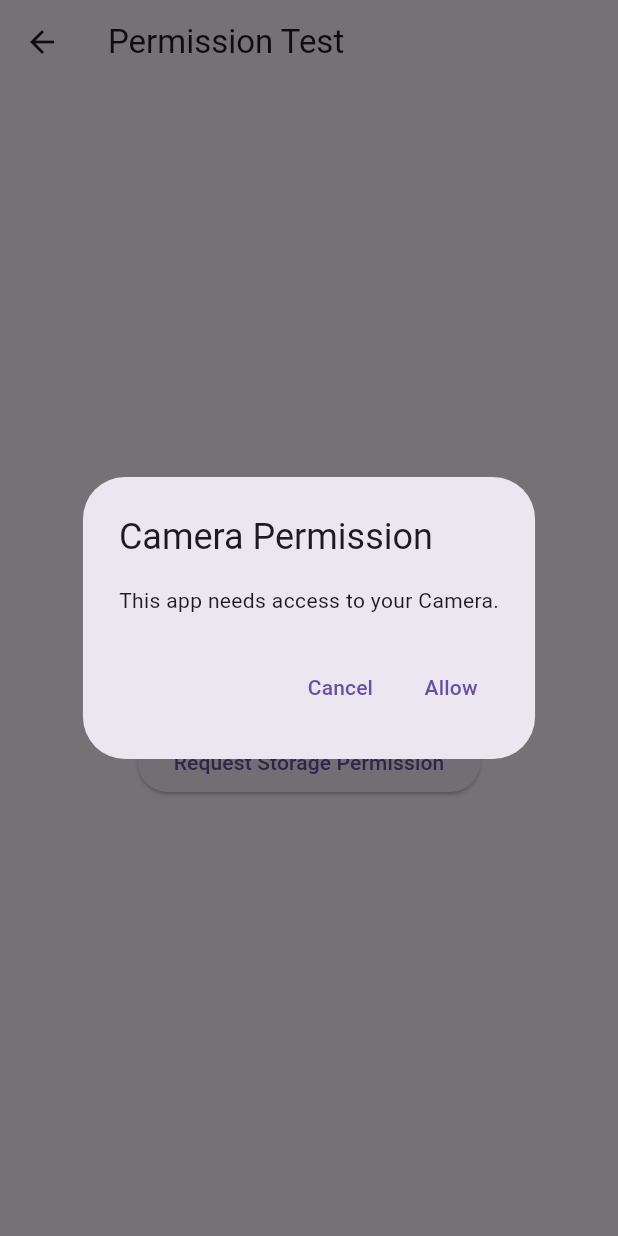
After one commit to Vignesh-Selvaraj-1999/POC_Mock_Application, a Flutter app: the PermissionTestPage screen opened by its route, after a tap on "Request Camera Permission", on a phone screen of 412 x 824 dp. The commit adds this screen. Run offline on Flutter 3.47's test engine with Material 3 defaults, Android fonts, the light colour scheme and no system bars; our stand-ins replace permission_handler.

Commit message:
updated permission dialog component

```diff
--- /dev/null
+++ b/lib/components/permission_component/permision_component.dart
@@ -0,0 +1,112 @@
+// lib/widgets/permission_request_dialog.dart
+
+import 'package:flutter/material.dart';
+import 'package:permission_handler/permission_handler.dart';
+
+/// List all permissions your app may request.
+enum AppPermission {
+  camera,
+  microphone,
+  location,
+  photos,
+  storage,
+  notifications,
+  contacts,
+}
+
+/// Maps your enum to the permission_handler Permission.
+Permission _mapEnumToPermission(AppPermission p) {
+  switch (p) {
+    case AppPermission.camera:
+      return Permission.camera;
+    case AppPermission.microphone:
+      return Permission.microphone
+
+
+
+      ;
+    case AppPermission.location:
+      return Permission.locationWhenInUse;
+    case AppPermission.photos:
+      return Permission.photos;
+    case AppPermission.storage:
+      return Permission.storage;
+    case AppPermission.notifications:
+      return Permission.notification;
+    case AppPermission.contacts:
+      return Permission.contacts;
+  }
+}
+
+/// Human‐readable names for dialog titles/content.
+String _permissionName(AppPermission p) {
+  switch (p) {
+    case AppPermission.camera:
+      return 'Camera';
+    case AppPermission.microphone:
+      return 'Microphone';
+    case AppPermission.location:
+      return 'Location';
+    case AppPermission.photos:
+      return 'Photos';
+    case AppPermission.storage:
+      return 'Storage';
+    case AppPermission.notifications:
+      return 'Notifications';
+    case AppPermission.contacts:
+      return 'Contacts';
+  }
+}
+
+/// A reusable permission‐request dialog.
+///
+/// Pass in the desired [AppPermission], and it will:
+/// 1. Show an AlertDialog explaining why you need it.
+/// 2. Request it when the user taps “Allow”.
+/// 3. Print (and return) the resulting PermissionStatus.
+class PermissionRequestDialog extends StatelessWidget {
+  final AppPermission permission;
+
+  const PermissionRequestDialog({
+    super.key,
+    required this.permission,
+  });
+
+  Future<PermissionStatus> _requestPermission() async {
+    return await _mapEnumToPermission(permission).request();
+  }
+
+  @override
+  Widget build(BuildContext context) {
+    final name = _permissionName(permission);
+    return AlertDialog(
+      title: Text('$name Permission'),
+      content: Text('This app needs access to your $name.'),
+      actions: [
+        TextButton(
+          onPressed: () => Navigator.of(context).pop<PermissionStatus?>(null),
+          child: const Text('Cancel'),
+        ),
+        TextButton(
+          onPressed: () async {
+            final status = await _requestPermission();
+            print('Permission $name status: $status');
+            Navigator.of(context).pop<PermissionStatus?>(status);
+          },
+          child: const Text('Allow'),
+        ),
+      ],
+    );
+  }
+}
+
+/// Helper function to show the dialog and await the result.
+Future<PermissionStatus?> showPermissionDialog(
+    BuildContext context,
+    AppPermission permission,
+    ) {
+  return showDialog<PermissionStatus>(
+    context: context,
+    builder: (_) => PermissionRequestDialog(permission: permission),
+  );
+}
--- a/lib/main.dart
+++ b/lib/main.dart
@@ -2,6 +2,7 @@ import 'package:flutter/material.dart';
 import 'package:listview_mock_application/pages/ButtonDemoScreen.dart';
 import 'package:listview_mock_application/pages/EventCalendarScreen.dart';
 import 'package:listview_mock_application/pages/InputFieldDemoPage.dart';
+import 'package:listview_mock_application/pages/PermissionTestPage.dart';
 import 'package:listview_mock_application/pages/floatingButton_page.dart';
 import 'package:listview_mock_application/pages/stepper_demo_page.dart';
 import 'pages/first_screen.dart';
@@ -27,6 +28,7 @@ class MyApp extends StatelessWidget {
         "/input_field_demo": (_) => const InputFieldDemoPage(),
         "/stepper_demo": (_) => StepperDemoPage(),
         "/floating_button": (_) => const FloatingButtonPage(),
+        '/permission_dialog' : (_) => const PermissionTestPage(),
       },
     );
   }
--- /dev/null
+++ b/lib/pages/PermissionTestPage.dart
@@ -0,0 +1,68 @@
+import 'package:flutter/material.dart';
+
+import '../components/permission_component/permision_component.dart';
+
+class PermissionTestPage extends StatelessWidget {
+  const PermissionTestPage({super.key});
+
+  @override
+  Widget build(BuildContext context) {
+    return Scaffold(
+      appBar: AppBar(title: const Text('Permission Test')),
+      body: Center(
+        child: Column(
+          mainAxisAlignment: MainAxisAlignment.center,
+          crossAxisAlignment: CrossAxisAlignment.center,
+          children: [
+            ElevatedButton(
+              onPressed: () async {
+                final status = await showPermissionDialog(
+                  context,
+                  AppPermission.camera,
+                );
+                if (status != null) {
+                  ScaffoldMessenger.of(context).showSnackBar(
+                    SnackBar(content: Text('Camera Permission: $status')),
+                  );
+                }
+              },
+              child: const Text('Request Camera Permission'),
+            ),
+            const SizedBox(height: 20),
+            ElevatedButton(
+              onPressed: () async {
+                final status = await showPermissionDialog(
+                  context,
+                  AppPermission.location,
+                );
+                if (status != null) {
+                  ScaffoldMessenger.of(context).showSnackBar(
+                    SnackBar(content: Text('Location Permission: $status')),
+                  );
+                }
+              },
+              child: const Text('Request Location Permission'),
+            ),
+            const SizedBox(height: 20),
+            ElevatedButton(
+              onPressed: () async {
+                final status = await showPermissionDialog(
+                  context,
+                  AppPermission.storage,
+                );
+                if (status != null) {
+                  ScaffoldMessenger.of(context).showSnackBar(
+
+
+                    SnackBar(content: Text('Storage Permission: $status')),
+                  );
+                }
+              },
+              child: const Text('Request Storage Permission'),
+            ),
+          ],
+        ),
+      ),
+    );
+  }
+}
--- a/lib/pages/first_screen.dart
+++ b/lib/pages/first_screen.dart
@@ -40,6 +40,11 @@ class FirstScreen extends StatelessWidget {
               child: const Text('Open floating button page'),
               onPressed: () => Navigator.pushNamed(context, '/floating_button'),
             ),
+            const SizedBox(height: 16),
+            ElevatedButton(
+              child: const Text('Open permission test page'),
+              onPressed: () => Navigator.pushNamed(context, '/permission_dialog'),
+            ),
           ],
         ),
       ),
--- a/pubspec.yaml
+++ b/pubspec.yaml
@@ -37,6 +37,7 @@ dependencies:
   dropdown_search: ^6.0.2
   table_calendar: ^3.2.0
   intl: ^0.20.2
+  permission_handler: ^12.0.1
 
 dev_dependencies:
   flutter_test:
```
Also changed, not shown: pubspec.lock, 7 other files.
